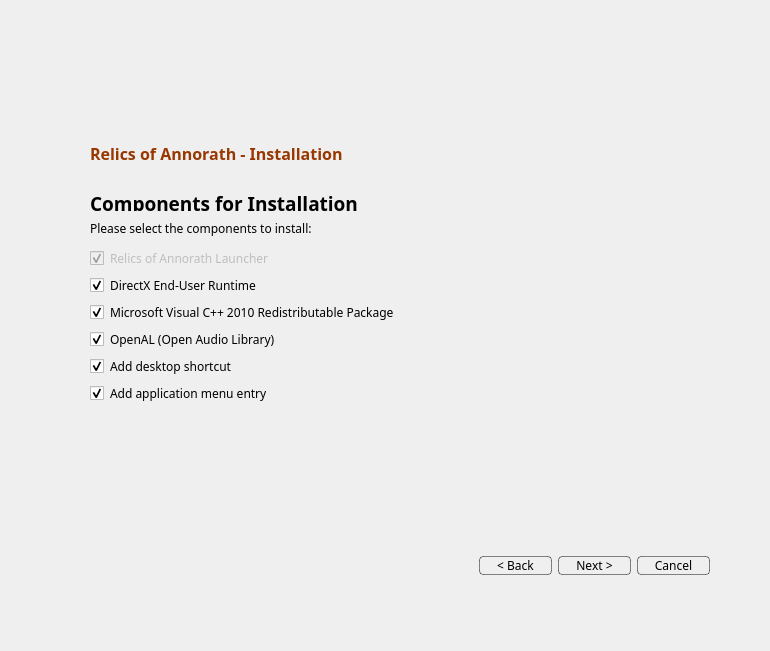
Qt form src/ui/roapagecomponents.ui (Lerentis/ROAI) before a commit.
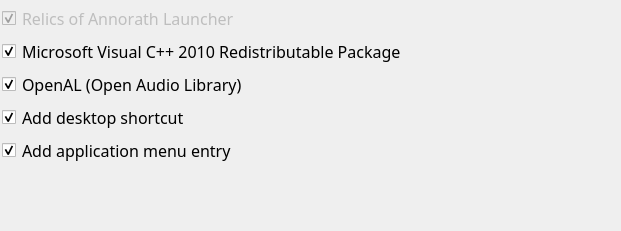
The same form after that commit. Icons and pictures are not drawn.

Commit message: Push newest version to upstream

```diff
--- a/src/ui/roapagecomponents.ui
+++ b/src/ui/roapagecomponents.ui
@@ -6,20 +6,20 @@
    <rect>
     <x>0</x>
     <y>0</y>
-    <width>770</width>
-    <height>651</height>
+    <width>621</width>
+    <height>231</height>
    </rect>
   </property>
   <property name="minimumSize">
    <size>
-    <width>770</width>
-    <height>651</height>
+    <width>621</width>
+    <height>231</height>
    </size>
   </property>
   <property name="maximumSize">
    <size>
-    <width>770</width>
-    <height>651</height>
+    <width>621</width>
+    <height>231</height>
    </size>
   </property>
   <property name="font">
@@ -33,51 +33,12 @@
   <property name="styleSheet">
    <string notr="true">border: 0px;</string>
   </property>
-  <widget class="QGroupBox" name="gbContent">
-   <property name="geometry">
-    <rect>
-     <x>90</x>
-     <y>220</y>
-     <width>591</width>
-     <height>311</height>
-    </rect>
-   </property>
-   <property name="styleSheet">
-    <string notr="true">border: 0px;</string>
-   </property>
-   <property name="title">
-    <string/>
-   </property>
-   <widget class="QLabel" name="qlDesc">
-    <property name="geometry">
-     <rect>
-      <x>0</x>
-      <y>0</y>
-      <width>591</width>
-      <height>21</height>
-     </rect>
-    </property>
-    <property name="font">
-     <font>
-      <family>Modern Antiqua</family>
-     </font>
-    </property>
-    <property name="text">
-     <string>Please select the components to install:</string>
-    </property>
-    <property name="alignment">
-     <set>Qt::AlignLeading|Qt::AlignLeft|Qt::AlignTop</set>
-    </property>
-    <property name="wordWrap">
-     <bool>true</bool>
-    </property>
-   </widget>
    <widget class="QWidget" name="verticalLayoutWidget">
     <property name="geometry">
      <rect>
-      <x>0</x>
-      <y>26</y>
-      <width>381</width>
+     <x>2</x>
+     <y>3</y>
+     <width>444</width>
       <height>164</height>
      </rect>
     </property>
@@ -90,6 +51,9 @@
        <property name="font">
         <font>
          <family>Modern Antiqua</family>
+        <pointsize>12</pointsize>
+        <stylestrategy>PreferAntialias</stylestrategy>
+        <kerning>false</kerning>
         </font>
        </property>
        <property name="toolTip">
@@ -106,32 +70,14 @@
        </property>
       </widget>
      </item>
-     <item>
-      <widget class="QCheckBox" name="cbDX">
-       <property name="font">
-        <font>
-         <family>Modern Antiqua</family>
-        </font>
-       </property>
-       <property name="toolTip">
-        <string>DirectX Runtime, if unsure please install</string>
-       </property>
-       <property name="styleSheet">
-        <string notr="true"/>
-       </property>
-       <property name="text">
-        <string>DirectX End-User Runtime</string>
-       </property>
-       <property name="checked">
-        <bool>true</bool>
-       </property>
-      </widget>
-     </item>
      <item>
       <widget class="QCheckBox" name="cbMSVC">
        <property name="font">
         <font>
          <family>Modern Antiqua</family>
+        <pointsize>12</pointsize>
+        <stylestrategy>PreferAntialias</stylestrategy>
+        <kerning>false</kerning>
         </font>
        </property>
        <property name="toolTip">
@@ -150,6 +96,9 @@
        <property name="font">
         <font>
          <family>Modern Antiqua</family>
+        <pointsize>12</pointsize>
+        <stylestrategy>PreferAntialias</stylestrategy>
+        <kerning>false</kerning>
         </font>
        </property>
        <property name="toolTip">
@@ -168,6 +117,9 @@
        <property name="font">
         <font>
          <family>Modern Antiqua</family>
+        <pointsize>12</pointsize>
+        <stylestrategy>PreferAntialias</stylestrategy>
+        <kerning>false</kerning>
         </font>
        </property>
        <property name="text">
@@ -183,6 +135,9 @@
        <property name="font">
         <font>
          <family>Modern Antiqua</family>
+        <pointsize>12</pointsize>
+        <stylestrategy>PreferAntialias</stylestrategy>
+        <kerning>false</kerning>
         </font>
        </property>
        <property name="text">
@@ -195,162 +150,6 @@
      </item>
     </layout>
    </widget>
-  </widget>
-  <widget class="QLabel" name="qlSubtitel">
-   <property name="geometry">
-    <rect>
-     <x>90</x>
-     <y>190</y>
-     <width>591</width>
-     <height>21</height>
-    </rect>
-   </property>
-   <property name="font">
-    <font>
-     <family>Modern Antiqua</family>
-     <pointsize>14</pointsize>
-     <weight>75</weight>
-     <bold>true</bold>
-    </font>
-   </property>
-   <property name="layoutDirection">
-    <enum>Qt::LeftToRight</enum>
-   </property>
-   <property name="styleSheet">
-    <string notr="true">color: rgb(0, 0, 0);</string>
-   </property>
-   <property name="text">
-    <string>Components for Installation</string>
-   </property>
-   <property name="textFormat">
-    <enum>Qt::PlainText</enum>
-   </property>
-   <property name="alignment">
-    <set>Qt::AlignLeading|Qt::AlignLeft|Qt::AlignTop</set>
-   </property>
-   <property name="margin">
-    <number>-1</number>
-   </property>
-  </widget>
-  <widget class="QWidget" name="horizontalLayoutWidget">
-   <property name="geometry">
-    <rect>
-     <x>479</x>
-     <y>545</y>
-     <width>231</width>
-     <height>41</height>
-    </rect>
-   </property>
-   <layout class="QHBoxLayout" name="hlButtons">
-    <item>
-     <widget class="QPushButton" name="qpBack">
-      <property name="font">
-       <font>
-        <family>Modern Antiqua</family>
-       </font>
-      </property>
-      <property name="styleSheet">
-       <string notr="true">background-color: rgb(255, 255, 255, 0);
-border-width:1px;
-border-style:solid;
-border-radius:4px;
-border-color: rgba(0, 0, 0, 120);
-color: rgb(0, 0, 0);</string>
-      </property>
-      <property name="text">
-       <string>&lt; Back</string>
-      </property>
-     </widget>
-    </item>
-    <item>
-     <widget class="QPushButton" name="qpNext">
-      <property name="font">
-       <font>
-        <family>Modern Antiqua</family>
-       </font>
-      </property>
-      <property name="styleSheet">
-       <string notr="true">background-color: rgb(255, 255, 255, 0);
-border-width:1px;
-border-style:solid;
-border-radius:4px;
-border-color: rgba(0, 0, 0, 120);
-color: rgb(0, 0, 0);</string>
-      </property>
-      <property name="text">
-       <string>Next &gt;</string>
-      </property>
-     </widget>
-    </item>
-    <item>
-     <widget class="QPushButton" name="qbCancel">
-      <property name="font">
-       <font>
-        <family>Modern Antiqua</family>
-       </font>
-      </property>
-      <property name="styleSheet">
-       <string notr="true">background-color: rgb(255, 255, 255, 0);
-border-width:1px;
-border-style:solid;
-border-radius:4px;
-border-color: rgba(0, 0, 0, 120);
-color: rgb(0, 0, 0);</string>
-      </property>
-      <property name="text">
-       <string>Cancel</string>
-      </property>
-     </widget>
-    </item>
-   </layout>
-  </widget>
-  <widget class="QWidget" name="background" native="true">
-   <property name="geometry">
-    <rect>
-     <x>0</x>
-     <y>0</y>
-     <width>769</width>
-     <height>649</height>
-    </rect>
-   </property>
-   <property name="font">
-    <font>
-     <pointsize>11</pointsize>
-    </font>
-   </property>
-   <property name="styleSheet">
-    <string notr="true">background-image: url(:/images/background.png);</string>
-   </property>
-  </widget>
-  <widget class="QLabel" name="qlTitel">
-   <property name="geometry">
-    <rect>
-     <x>90</x>
-     <y>143</y>
-     <width>441</width>
-     <height>21</height>
-    </rect>
-   </property>
-   <property name="font">
-    <font>
-     <family>Modern Antiqua</family>
-     <pointsize>12</pointsize>
-     <weight>75</weight>
-     <bold>true</bold>
-    </font>
-   </property>
-   <property name="styleSheet">
-    <string notr="true">color: rgb(152, 55, 0);</string>
-   </property>
-   <property name="text">
-    <string>Relics of Annorath - Installation</string>
-   </property>
-  </widget>
-  <zorder>background</zorder>
-  <zorder>gbContent</zorder>
-  <zorder>qlSubtitel</zorder>
-  <zorder>horizontalLayoutWidget</zorder>
-  <zorder>qlTitel</zorder>
  </widget>
  <resources/>
  <connections/>
```
Lines whose indentation alone changed are shown as unchanged. The commit also changes 34 other files.
